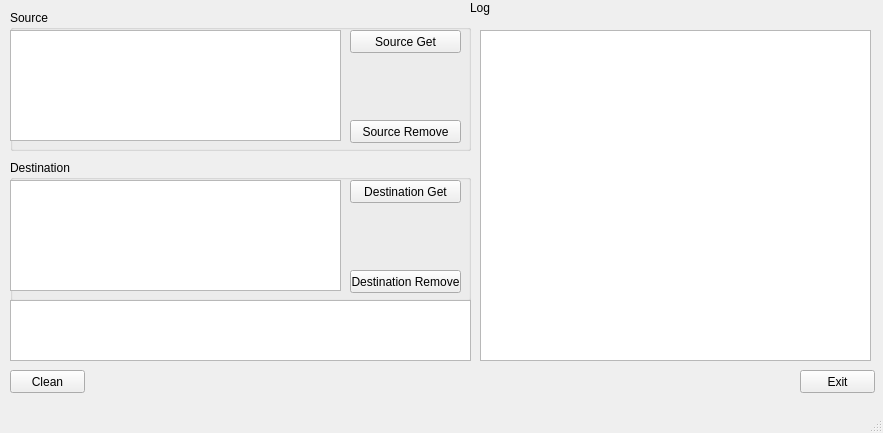
First picture: the form in iu/copyfiles_main_wdw.ui, repository cratzerdigitalreef/CopyFiles, before the edit.
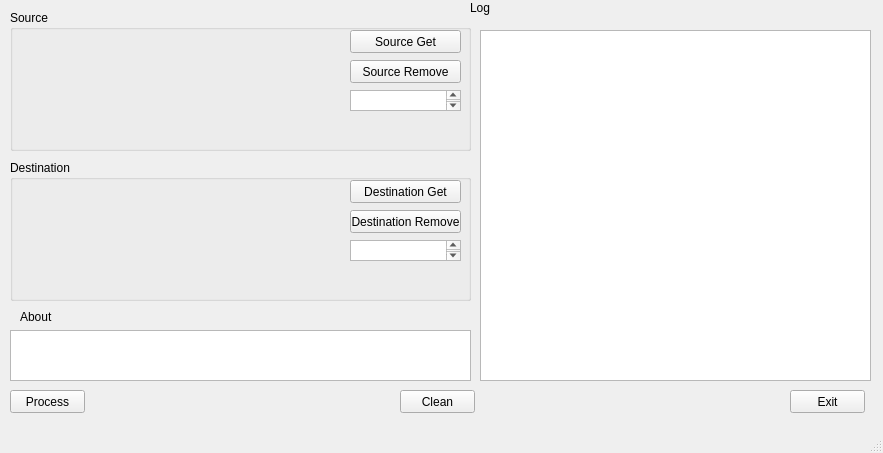
Second picture: the form after the edit.

The edit to the form file:
```diff
--- a/iu/copyfiles_main_wdw.ui
+++ b/iu/copyfiles_main_wdw.ui
@@ -7,7 +7,7 @@
     <x>0</x>
     <y>0</y>
     <width>883</width>
-    <height>433</height>
+    <height>453</height>
    </rect>
   </property>
   <property name="windowTitle">
@@ -20,28 +20,15 @@
       <x>480</x>
       <y>30</y>
       <width>391</width>
-      <height>331</height>
+      <height>351</height>
      </rect>
     </property>
    </widget>
-   <widget class="QPushButton" name="pbProcess_2">
-    <property name="geometry">
-     <rect>
-      <x>90</x>
-      <y>240</y>
-      <width>75</width>
-      <height>23</height>
-     </rect>
-    </property>
-    <property name="text">
-     <string>Clean</string>
-    </property>
-   </widget>
    <widget class="QPushButton" name="pbProcess">
     <property name="geometry">
      <rect>
       <x>10</x>
-      <y>240</y>
+      <y>390</y>
       <width>75</width>
       <height>23</height>
      </rect>
@@ -53,8 +40,8 @@
    <widget class="QLabel" name="label">
     <property name="geometry">
      <rect>
-      <x>10</x>
-      <y>270</y>
+      <x>20</x>
+      <y>310</y>
       <width>47</width>
       <height>13</height>
      </rect>
@@ -79,8 +66,8 @@
    <widget class="QPushButton" name="CmdExit">
     <property name="geometry">
      <rect>
-      <x>800</x>
-      <y>370</y>
+      <x>790</x>
+      <y>390</y>
       <width>75</width>
       <height>23</height>
      </rect>
@@ -101,16 +88,6 @@
     <property name="title">
      <string>Source</string>
     </property>
-    <widget class="QTableView" name="tvSource">
-     <property name="geometry">
-      <rect>
-       <x>0</x>
-       <y>20</y>
-       <width>331</width>
-       <height>111</height>
-      </rect>
-     </property>
-    </widget>
     <widget class="QPushButton" name="pbSourceGet">
      <property name="geometry">
       <rect>
@@ -128,7 +105,7 @@
      <property name="geometry">
       <rect>
        <x>340</x>
-       <y>110</y>
+       <y>50</y>
        <width>111</width>
        <height>23</height>
       </rect>
@@ -137,6 +114,30 @@
       <string>Source Remove</string>
      </property>
     </widget>
+    <widget class="QWidget" name="verticalLayoutWidget">
+     <property name="geometry">
+      <rect>
+       <x>10</x>
+       <y>20</y>
+       <width>321</width>
+       <height>111</height>
+      </rect>
+     </property>
+     <layout class="QVBoxLayout" name="verticalLayoutSource"/>
+    </widget>
+    <widget class="QTextEdit" name="txtTotalSource">
+     <property name="geometry">
+      <rect>
+       <x>340</x>
+       <y>80</y>
+       <width>111</width>
+       <height>21</height>
+      </rect>
+     </property>
+     <property name="inputMethodHints">
+      <set>Qt::ImhNone</set>
+     </property>
+    </widget>
    </widget>
    <widget class="QGroupBox" name="groupBoxDestination">
     <property name="geometry">
@@ -150,16 +151,6 @@
     <property name="title">
      <string>Destination</string>
     </property>
-    <widget class="QTableView" name="tvDestination">
-     <property name="geometry">
-      <rect>
-       <x>0</x>
-       <y>20</y>
-       <width>331</width>
-       <height>111</height>
-      </rect>
-     </property>
-    </widget>
     <widget class="QPushButton" name="pbDestinationGet">
      <property name="geometry">
       <rect>
@@ -177,7 +168,7 @@
      <property name="geometry">
       <rect>
        <x>340</x>
-       <y>110</y>
+       <y>50</y>
        <width>111</width>
        <height>23</height>
       </rect>
@@ -186,12 +177,36 @@
       <string>Destination Remove</string>
      </property>
     </widget>
+    <widget class="QWidget" name="verticalLayoutWidget_2">
+     <property name="geometry">
+      <rect>
+       <x>10</x>
+       <y>20</y>
+       <width>321</width>
+       <height>111</height>
+      </rect>
+     </property>
+     <layout class="QVBoxLayout" name="verticalLayoutDestination"/>
+    </widget>
+    <widget class="QTextEdit" name="txtTotalDestination">
+     <property name="geometry">
+      <rect>
+       <x>340</x>
+       <y>80</y>
+       <width>111</width>
+       <height>21</height>
+      </rect>
+     </property>
+     <property name="inputMethodHints">
+      <set>Qt::ImhNone</set>
+     </property>
+    </widget>
    </widget>
    <widget class="QPushButton" name="pbClean">
     <property name="geometry">
      <rect>
-      <x>10</x>
-      <y>370</y>
+      <x>400</x>
+      <y>390</y>
       <width>75</width>
       <height>23</height>
      </rect>
@@ -204,9 +219,9 @@
     <property name="geometry">
      <rect>
       <x>10</x>
-      <y>300</y>
+      <y>330</y>
       <width>461</width>
-      <height>61</height>
+      <height>51</height>
      </rect>
     </property>
    </widget>
```
